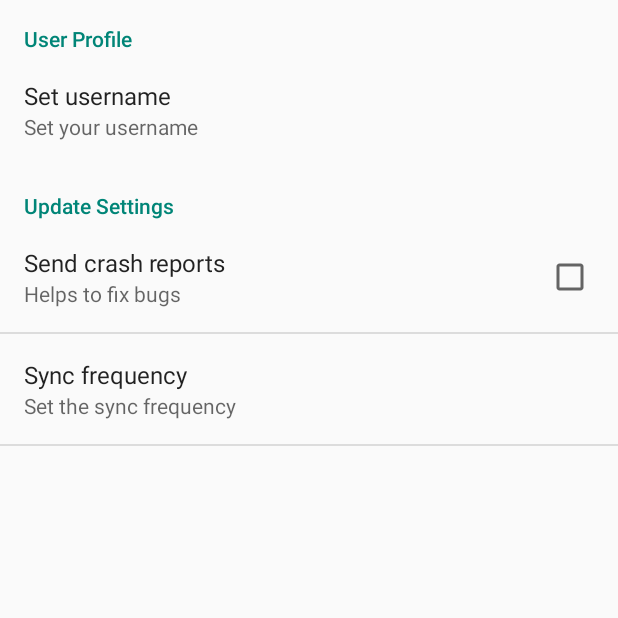
After one commit to bhiln/BDPHack-1, an Android app: the UserSettingsActivity screen opened directly, with no data from a screen before it, on a phone screen of 412 x 824 dp, the top half of it. The commit adds this screen. Run offline under Robolectric (Android 15) with nearby library versions, the phone set to English and light mode, and no system bars.

Commit message:
basic settings page
added basic setting example.
TODO: change strings

```diff
--- /dev/null
+++ b/BDPHackProject/BDPHack/src/main/java/com/BuRN/bdphack/UserSettingsActivity.java
@@ -0,0 +1,18 @@
+package com.BuRN.bdphack;
+
+/**
+ * Created by brhiln on 9/6/14.
+ */
+
+import android.os.Bundle;
+import android.preference.PreferenceActivity;
+
+public class UserSettingsActivity extends PreferenceActivity{
+    @Override
+    public void onCreate(Bundle savedInstanceState) {
+        super.onCreate(savedInstanceState);
+
+        addPreferencesFromResource(R.xml.settings);
+
+    }
+}
--- a/BDPHackProject/BDPHack/src/main/res/layout/activity_main.xml
+++ b/BDPHackProject/BDPHack/src/main/res/layout/activity_main.xml
@@ -27,4 +27,10 @@
         android:layout_gravity="start"
         android:name="com.BuRN.bdphack.NavigationDrawerFragment" />
 
+    <TextView
+        android:id="@+id/textUserSettings"
+        android:layout_width="wrap_content"
+        android:layout_height="wrap_content"
+        android:padding="@dimen/padding_medium"
+        tools:context=".MainActivity" />
 </android.support.v4.widget.DrawerLayout>
--- a/BDPHackProject/BDPHack/src/main/res/menu/global.xml
+++ b/BDPHackProject/BDPHack/src/main/res/menu/global.xml
@@ -4,4 +4,5 @@
         android:title="@string/action_settings"
         android:orderInCategory="100"
         app:showAsAction="never" />
+
 </menu>
--- /dev/null
+++ b/BDPHackProject/BDPHack/src/main/res/values/arrays.xml
@@ -0,0 +1,16 @@
+<?xml version="1.0" encoding="utf-8"?>
+<resources>
+    <string-array name="syncFrequency">
+        <item name="1">Once a day</item>
+        <item name="7">Once a week</item>
+        <item name="3">Once a year</item>
+        <item name="0">Never (Update maually)</item>
+    </string-array>
+    <string-array name="syncFrequencyValues">
+        <item name="1">1</item>
+        <item name="7">7</item>
+        <item name="30">30</item>
+        <item name="0">0</item>
+    </string-array>
+
+</resources>
--- a/BDPHackProject/BDPHack/src/main/res/values/dimens.xml
+++ b/BDPHackProject/BDPHack/src/main/res/values/dimens.xml
@@ -6,4 +6,5 @@
         <!-- Per the design guidelines, navigation drawers should be between 240dp and 320dp:
          https://developer.android.com/design/patterns/navigation-drawer.html -->
     <dimen name="navigation_drawer_width">240dp</dimen>
+    <dimen name="padding_medium">5dp</dimen>
 </resources>
--- a/BDPHackProject/BDPHack/src/main/res/values/strings.xml
+++ b/BDPHackProject/BDPHack/src/main/res/values/strings.xml
@@ -10,4 +10,17 @@
     <string name="action_example">Example action</string>
     <string name="action_settings">Settings</string>
 
+    <string name="menu_settings">Settings</string>
+    <string name="title_activity_main">MainActivity</string>
+
+    <string name="pref_send_report">Send crash reports</string>
+    <string name="pref_send_report_summary">Helps to fix bugs</string>
+    <string name="pref_sync_frequency">Sync frequency</string>
+    <string name="pref_sync_frequency_summary">Set the sync frequency</string>
+    <string name="pref_user_name">Set username</string>
+    <string name="pref_user_name_summary">Set your username</string>
+
+    <string name="pref_user_profile">User Profile</string>
+    <string name="pref_update_setting">Update Settings</string>
+
 </resources>
--- /dev/null
+++ b/BDPHackProject/BDPHack/src/main/res/xml/settings.xml
@@ -0,0 +1,27 @@
+<?xml version="1.0" encoding="utf-8"?>
+<PreferenceScreen xmlns:android="http://schemas.android.com/apk/res/android" >
+
+    <PreferenceCategory android:title="@string/pref_user_profile" >
+        <EditTextPreference
+            android:title="@string/pref_user_name"
+            android:summary="@string/pref_user_name_summary"
+            android:key="prefUsername"/>
+    </PreferenceCategory>
+
+    <PreferenceCategory android:title="@string/pref_update_setting" >
+        <CheckBoxPreference
+            android:defaultValue="false"
+            android:key="prefSendReport"
+            android:summary="@string/pref_send_report_summary"
+            android:title="@string/pref_send_report" >
+        </CheckBoxPreference>
+
+        <ListPreference
+            android:key="prefSyncFrequency"
+            android:entries="@array/syncFrequency"
+            android:summary="@string/pref_sync_frequency_summary"
+            android:entryValues="@array/syncFrequencyValues"
+            android:title="@string/pref_sync_frequency" />
+    </PreferenceCategory>
+
+</PreferenceScreen>
```
Also changed, not shown: BDPHackProject/BDPHack/src/main/AndroidManifest.xml (+9 -0 lines), BDPHackProject/BDPHack/src/main/java/com/BuRN/bdphack/MainActivity.java (+46 -1 lines), BDPHackProject/BDPHack/src/main/res/layout/fragment_main.xml (+9 -0 lines), BDPHackProject/BDPHack/src/main/res/menu/settings.xml (added, +10 -0 lines), 1 other file.
